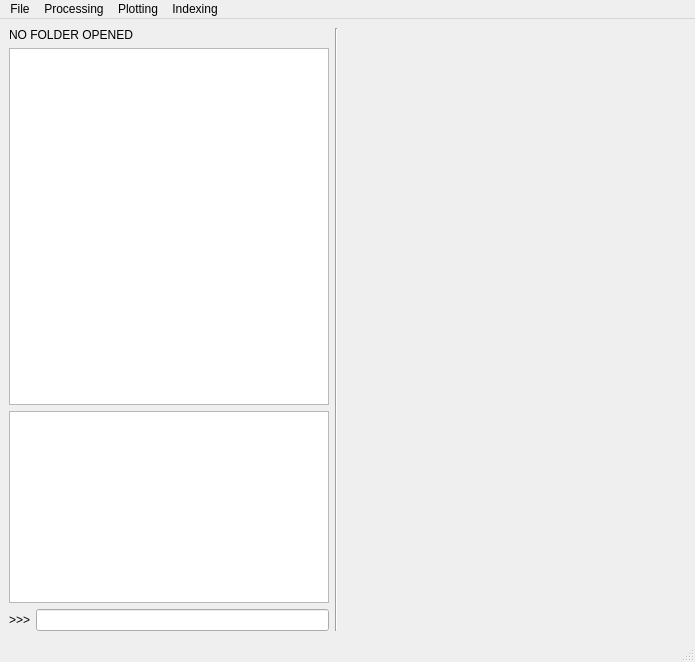
Above: ui/main_window.ui from EBSP-Indexer/EBSP-Indexer before the change. Below: the same form after it.
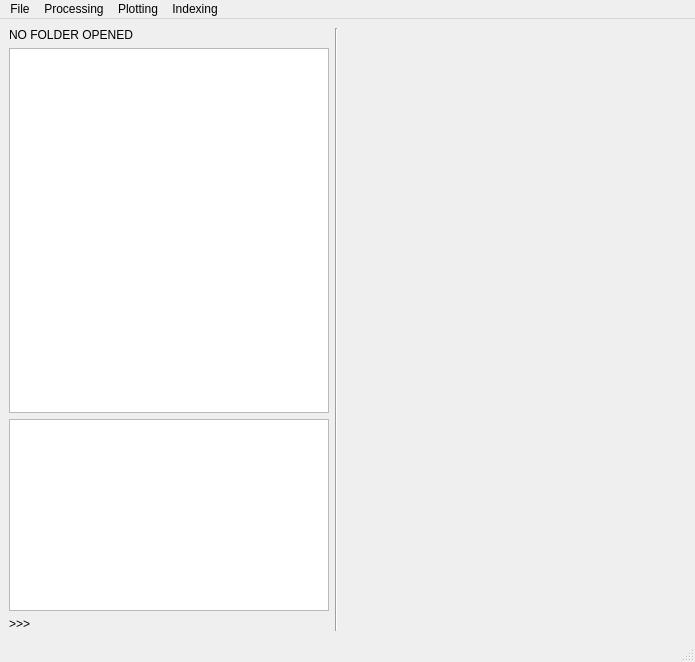
That is the form after the change. Custom widgets are drawn as their Qt base class.

Commit message: Added debug mode with VS-console, hough updated

Diff of the .ui file:
```diff
--- a/ui/main_window.ui
+++ b/ui/main_window.ui
@@ -84,9 +84,6 @@
               </property>
              </widget>
             </item>
-            <item>
-             <widget class="QLineEdit" name="consoleInput"/>
-            </item>
            </layout>
           </item>
          </layout>
```
Left out of the diff: 2 changed lines with no effect on the pictures. The commit also changes 6 other files.
